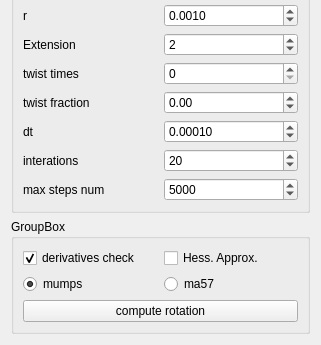
This is elastic/elasticpanel.ui in nullas/PetGL as Qt 5 draws it before an edit; both pictures show x 0 to 321 and y 474 to 819 of the 321 by 819 pixel window. The edited form follows.
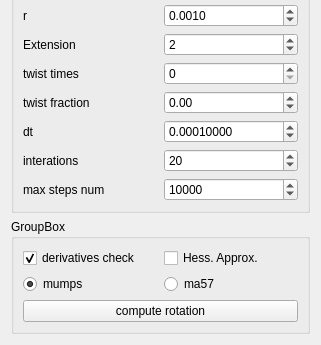
This is the edited form.

The edit to the form file:
```diff
--- a/elastic/elasticpanel.ui
+++ b/elastic/elasticpanel.ui
@@ -133,7 +133,7 @@
       <item row="14" column="1">
        <widget class="QDoubleSpinBox" name="doubleSpinBox_dt">
         <property name="decimals">
-         <number>5</number>
+         <number>8</number>
         </property>
         <property name="singleStep">
          <double>0.000100000000000</double>
@@ -291,7 +291,7 @@
          <number>200000</number>
         </property>
         <property name="value">
-         <number>5000</number>
+         <number>10000</number>
         </property>
        </widget>
       </item>
```
